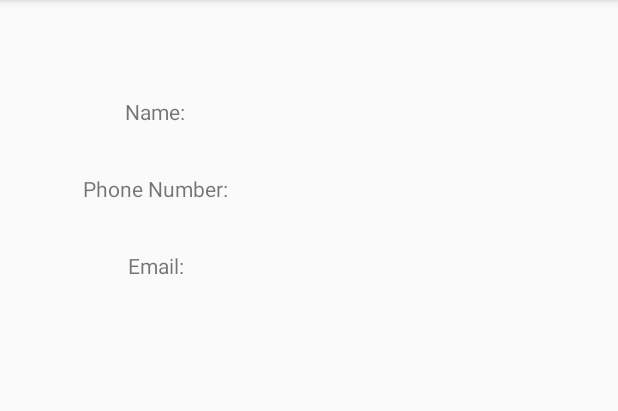
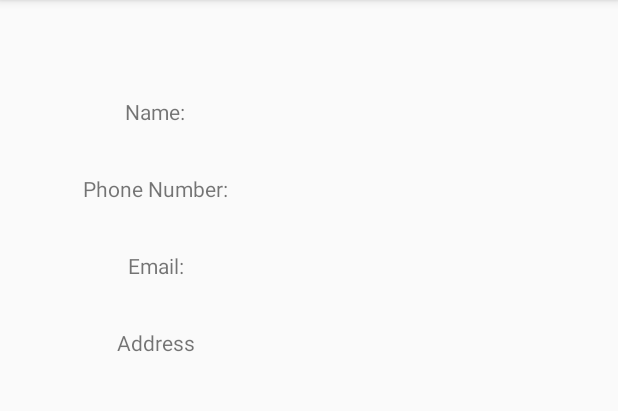
Before and after one commit to ETS-Android1/SmartHireApp, an Android app: the ExtractedText screen opened directly, with no data from a screen before it, on a phone screen of 412 x 824 dp, the part 84-495 px from its top. Run offline under Robolectric (Android 15) with nearby library versions, the phone set to English and light mode, and no system bars.

Commit message:
Extracted Address using regex.

```diff
--- a/app/src/main/java/com/example/hire/ExtractedText.java
+++ b/app/src/main/java/com/example/hire/ExtractedText.java
@@ -15,6 +15,7 @@ public class ExtractedText extends AppCompatActivity {
     TextView textViewExtractedPhone;
     TextView textViewExtractedEmail;
     TextView textViewExtractedName;
+    TextView textViewExtractedAddress;
     ImageView imageViewExtractedImage;
 
     @Override
@@ -24,6 +25,7 @@ public class ExtractedText extends AppCompatActivity {
         textViewExtractedPhone = findViewById(R.id.textViewExtractedPhone);
         textViewExtractedEmail = findViewById(R.id.textViewExtractedEmail);
         textViewExtractedName = findViewById(R.id.textViewExtractedName);
+        textViewExtractedAddress = findViewById(R.id.textViewExtractedAddress);
         imageViewExtractedImage = findViewById(R.id.imageViewExtractedImage);
 
         //imageViewExtractedImage.setImageResource(R.mipmap.ic_launcher_round);
@@ -31,11 +33,13 @@ public class ExtractedText extends AppCompatActivity {
         String extractedPhoneNumber = getIntent().getStringExtra("EXTRACTED_PHONE");
         String extractedEmail = getIntent().getStringExtra("EXTRACTED_EMAIL");
         String extractedName = getIntent().getStringExtra("EXTRACTED_NAME");
+        String extractedAddress = getIntent().getStringExtra("EXTRACTED_ADDRESS");
 
         Bitmap bitmap = getIntent().getParcelableExtra("EXTRACTED_FACE");
         textViewExtractedPhone.setText(extractedPhoneNumber);
         textViewExtractedEmail.setText(extractedEmail);
         textViewExtractedName.setText(extractedName);
+        textViewExtractedAddress.setText(extractedAddress);
         imageViewExtractedImage.setImageBitmap(bitmap);
         //bitmap.recycle();
 
--- a/app/src/main/res/layout/activity_extracted_text.xml
+++ b/app/src/main/res/layout/activity_extracted_text.xml
@@ -83,4 +83,24 @@
         app:layout_constraintStart_toStartOf="@+id/guideline"
         app:layout_constraintTop_toBottomOf="@+id/textViewExtractedPhone" />
 
+    <TextView
+        android:id="@+id/textViewLabelAddress"
+        android:layout_width="wrap_content"
+        android:layout_height="wrap_content"
+        android:text="Address"
+        app:layout_constraintBottom_toBottomOf="@+id/textViewExtractedAddress"
+        app:layout_constraintEnd_toEndOf="@+id/textViewLabelEmail"
+        app:layout_constraintStart_toStartOf="@+id/textViewLabelEmail"
+        app:layout_constraintTop_toTopOf="@+id/textViewExtractedAddress" />
+
+    <TextView
+        android:id="@+id/textViewExtractedAddress"
+        android:layout_width="0dp"
+        android:layout_height="wrap_content"
+        android:layout_marginTop="32dp"
+        android:text="TextView"
+        app:layout_constraintEnd_toEndOf="parent"
+        app:layout_constraintStart_toStartOf="@+id/guideline"
+        app:layout_constraintTop_toBottomOf="@+id/textViewExtractedEmail" />
+
 </androidx.constraintlayout.widget.ConstraintLayout>
--- a/app/src/main/res/layout/activity_main.xml
+++ b/app/src/main/res/layout/activity_main.xml
@@ -31,7 +31,7 @@
             android:scrollbars="vertical"
             android:scrollHorizontally="false"
             android:text="Take a picture"
-            android:textSize="8sp" />
+            android:textSize="14sp" />
     </ScrollView>
 
     <Button
```
Also changed, not shown: app/src/main/java/com/example/hire/MainActivity.java (+31 -30 lines).
